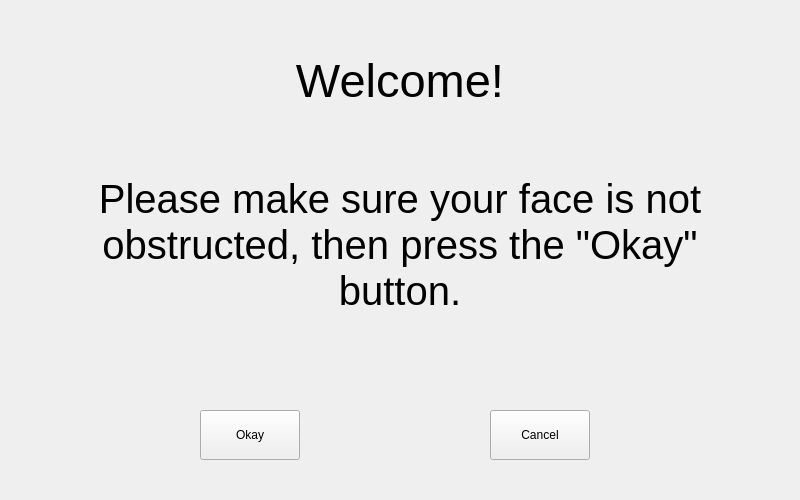
Before: the Qt Designer form app/Welcome_GUI.ui in jevrii/comp3278-face-recognition, drawn with Qt 5.
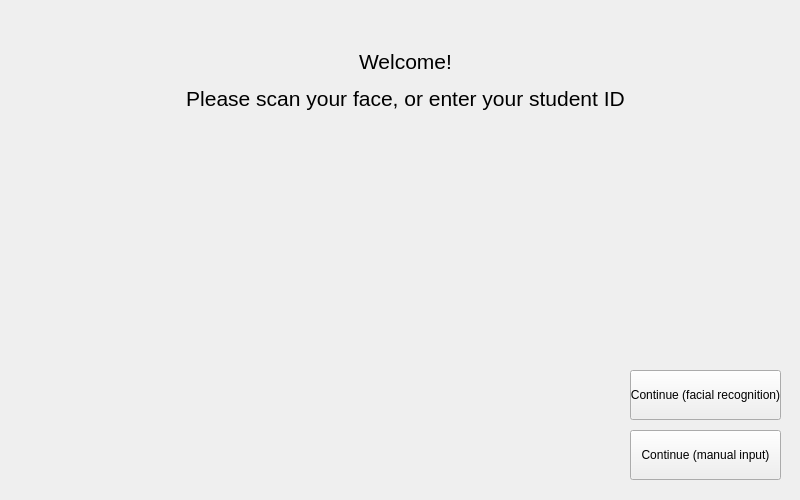
After: the same form once the commit is applied.

Commit message: can display camera in welcome ui

Diff of the .ui file:
```diff
--- a/app/Welcome_GUI.ui
+++ b/app/Welcome_GUI.ui
@@ -22,36 +22,23 @@
   <widget class="QPushButton" name="OkayButton_Welcome">
    <property name="geometry">
     <rect>
-     <x>200</x>
-     <y>410</y>
-     <width>100</width>
+     <x>630</x>
+     <y>370</y>
+     <width>151</width>
      <height>50</height>
     </rect>
    </property>
    <property name="text">
-    <string>Okay</string>
-   </property>
-  </widget>
-  <widget class="QPushButton" name="CancelButton_Welcome">
-   <property name="geometry">
-    <rect>
-     <x>490</x>
-     <y>410</y>
-     <width>100</width>
-     <height>50</height>
-    </rect>
-   </property>
-   <property name="text">
-    <string>Cancel</string>
+    <string>Continue (facial recognition)</string>
    </property>
   </widget>
   <widget class="QLabel" name="label">
    <property name="geometry">
     <rect>
-     <x>0</x>
-     <y>30</y>
-     <width>800</width>
-     <height>100</height>
+     <x>100</x>
+     <y>20</y>
+     <width>611</width>
+     <height>121</height>
     </rect>
    </property>
    <property name="sizePolicy">
@@ -66,43 +53,33 @@
     </font>
    </property>
    <property name="text">
-    <string>Welcome!</string>
+    <string>&lt;html&gt;&lt;head/&gt;&lt;body&gt;&lt;p&gt;&lt;span style=&quot; font-size:16pt;&quot;&gt;Welcome!&lt;/span&gt;&lt;/p&gt;&lt;p&gt;&lt;span style=&quot; font-size:16pt;&quot;&gt;Please scan your face, or enter your student ID&lt;/span&gt;&lt;/p&gt;&lt;/body&gt;&lt;/html&gt;</string>
    </property>
    <property name="alignment">
     <set>Qt::AlignCenter</set>
    </property>
   </widget>
-  <widget class="QLabel" name="label_2">
+  <widget class="QPushButton" name="OkayButton_Welcome_2">
    <property name="geometry">
     <rect>
-     <x>50</x>
-     <y>120</y>
-     <width>700</width>
-     <height>250</height>
+     <x>630</x>
+     <y>430</y>
+     <width>151</width>
+     <height>50</height>
     </rect>
    </property>
-   <property name="sizePolicy">
-    <sizepolicy hsizetype="MinimumExpanding" vsizetype="Preferred">
-     <horstretch>0</horstretch>
-     <verstretch>0</verstretch>
-    </sizepolicy>
-   </property>
-   <property name="font">
-    <font>
-     <pointsize>30</pointsize>
-    </font>
-   </property>
    <property name="text">
-    <string>Please make sure your face is not obstructed, then press the &quot;Okay&quot; button.</string>
+    <string>Continue (manual input)</string>
    </property>
-   <property name="alignment">
-    <set>Qt::AlignCenter</set>
-   </property>
-   <property name="wordWrap">
-    <bool>true</bool>
-   </property>
-   <property name="openExternalLinks">
-    <bool>false</bool>
+  </widget>
+  <widget class="QWidget" name="camera_display" native="true">
+   <property name="geometry">
+    <rect>
+     <x>20</x>
+     <y>140</y>
+     <width>471</width>
+     <height>311</height>
+    </rect>
    </property>
   </widget>
  </widget>
```
The commit also changes 2 other files.
